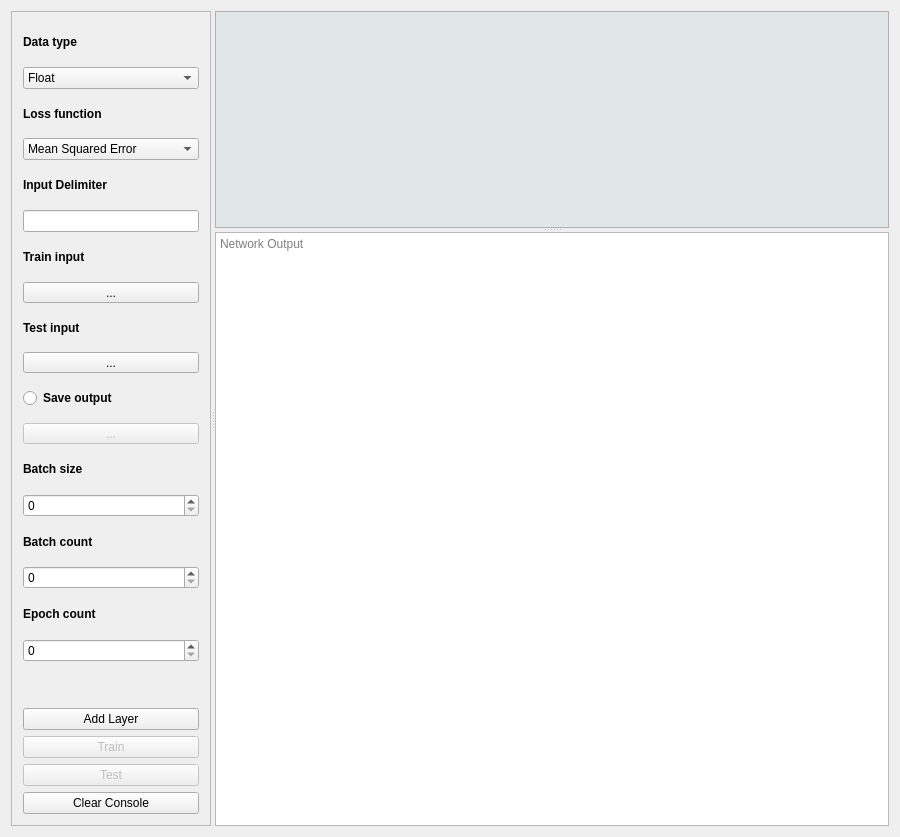
Qt form mainwindow.ui (mlejva/DeepBoard) before a commit.
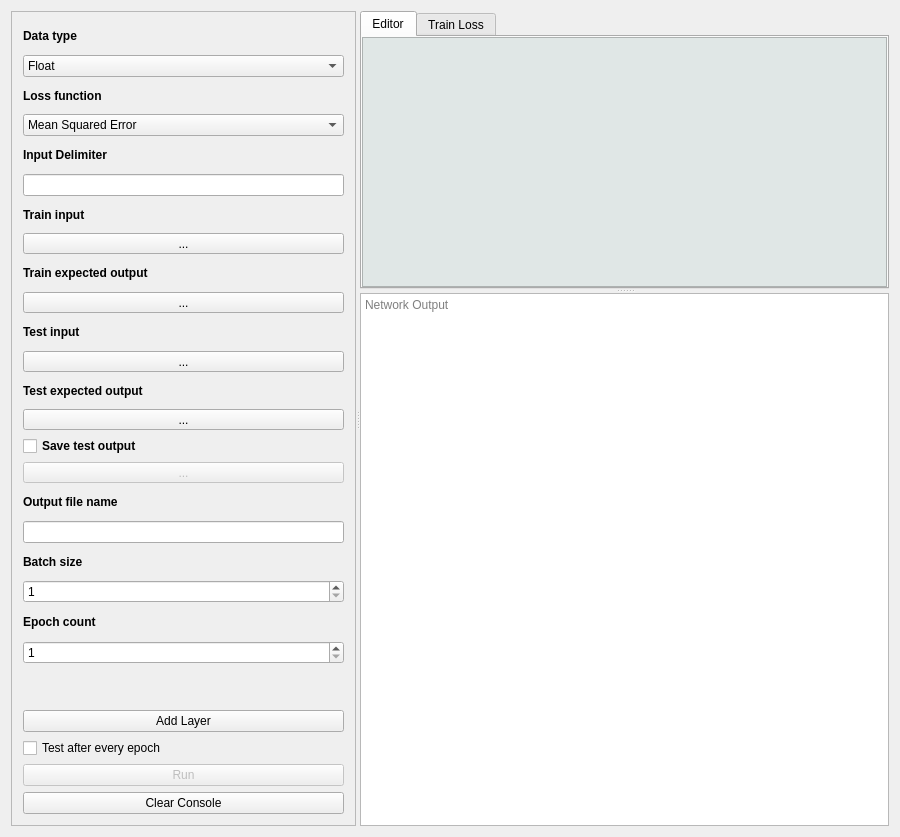
The same form after that commit.

Commit message: Implements trainining network and optional testing after each epoch; implements loading and saving inputs from files

```diff
--- a/mainwindow.ui
+++ b/mainwindow.ui
@@ -14,8 +14,8 @@
    <string>MainWindow</string>
   </property>
   <widget class="QWidget" name="centralWidget">
-   <layout class="QGridLayout" name="gridLayout">
-    <item row="0" column="0">
+   <layout class="QVBoxLayout" name="verticalLayout_3">
+    <item>
      <widget class="QSplitter" name="splitter_2">
       <property name="orientation">
        <enum>Qt::Horizontal</enum>
@@ -23,7 +23,7 @@
       <widget class="QFrame" name="frame_2">
        <property name="maximumSize">
         <size>
-         <width>200</width>
+         <width>16777215</width>
          <height>16777215</height>
         </size>
        </property>
@@ -59,7 +59,7 @@
             <rect>
              <x>0</x>
              <y>0</y>
-             <width>198</width>
+             <width>375</width>
              <height>811</height>
             </rect>
            </property>
@@ -127,7 +127,7 @@
              </widget>
             </item>
             <item>
-             <widget class="QLineEdit" name="lineEdit">
+             <widget class="QLineEdit" name="delimiterLineEdit">
               <property name="focusPolicy">
                <enum>Qt::ClickFocus</enum>
               </property>
@@ -147,7 +147,7 @@
              </widget>
             </item>
             <item>
-             <widget class="QToolButton" name="toolButton">
+             <widget class="QToolButton" name="trainInputButton">
               <property name="sizePolicy">
                <sizepolicy hsizetype="Expanding" vsizetype="Fixed">
                 <horstretch>0</horstretch>
@@ -159,6 +159,32 @@
               </property>
              </widget>
             </item>
+            <item>
+             <widget class="QLabel" name="label_6">
+              <property name="font">
+               <font>
+                <weight>75</weight>
+                <bold>true</bold>
+               </font>
+              </property>
+              <property name="text">
+               <string>Train expected output</string>
+              </property>
+             </widget>
+            </item>
+            <item>
+             <widget class="QToolButton" name="trainExpectedOutputButton">
+              <property name="sizePolicy">
+               <sizepolicy hsizetype="MinimumExpanding" vsizetype="Fixed">
+                <horstretch>0</horstretch>
+                <verstretch>0</verstretch>
+               </sizepolicy>
+              </property>
+              <property name="text">
+               <string>...</string>
+              </property>
+             </widget>
+            </item>
             <item>
              <widget class="QLabel" name="label_3">
               <property name="font">
@@ -173,9 +199,9 @@
              </widget>
             </item>
             <item>
-             <widget class="QToolButton" name="toolButton_2">
+             <widget class="QToolButton" name="testInputButton">
               <property name="sizePolicy">
-               <sizepolicy hsizetype="Expanding" vsizetype="Fixed">
+               <sizepolicy hsizetype="MinimumExpanding" vsizetype="Fixed">
                 <horstretch>0</horstretch>
                 <verstretch>0</verstretch>
                </sizepolicy>
@@ -186,13 +212,33 @@
              </widget>
             </item>
             <item>
-             <widget class="QRadioButton" name="radioButton">
+             <widget class="QLabel" name="label_9">
+              <property name="font">
+               <font>
+                <weight>75</weight>
+                <bold>true</bold>
+               </font>
+              </property>
+              <property name="text">
+               <string>Test expected output</string>
+              </property>
+             </widget>
+            </item>
+            <item>
+             <widget class="QToolButton" name="testExpectedOutputButton">
               <property name="sizePolicy">
-               <sizepolicy hsizetype="Minimum" vsizetype="Minimum">
+               <sizepolicy hsizetype="MinimumExpanding" vsizetype="Fixed">
                 <horstretch>0</horstretch>
                 <verstretch>0</verstretch>
                </sizepolicy>
               </property>
+              <property name="text">
+               <string>...</string>
+              </property>
+             </widget>
+            </item>
+            <item>
+             <widget class="QCheckBox" name="saveOutputCheckBox">
               <property name="font">
                <font>
                 <weight>75</weight>
@@ -200,12 +246,12 @@
                </font>
               </property>
               <property name="text">
-               <string>Save output</string>
+               <string>Save test output</string>
               </property>
              </widget>
             </item>
             <item>
-             <widget class="QToolButton" name="toolButton_3">
+             <widget class="QToolButton" name="saveOutputButton">
               <property name="enabled">
                <bool>false</bool>
               </property>
@@ -223,6 +269,22 @@
               </property>
              </widget>
             </item>
+            <item>
+             <widget class="QLabel" name="label_10">
+              <property name="font">
+               <font>
+                <weight>75</weight>
+                <bold>true</bold>
+               </font>
+              </property>
+              <property name="text">
+               <string>Output file name</string>
+              </property>
+             </widget>
+            </item>
+            <item>
+             <widget class="QLineEdit" name="outputFileNameLineEdit"/>
+            </item>
             <item>
              <widget class="QLabel" name="label_8">
               <property name="font">
@@ -237,24 +299,15 @@
              </widget>
             </item>
             <item>
-             <widget class="QSpinBox" name="batchSizeSpinBox"/>
-            </item>
-            <item>
-             <widget class="QLabel" name="label_6">
-              <property name="font">
-               <font>
-                <weight>75</weight>
-                <bold>true</bold>
-               </font>
+             <widget class="QSpinBox" name="batchSizeSpinBox">
+              <property name="minimum">
+               <number>1</number>
               </property>
-              <property name="text">
-               <string>Batch count</string>
+              <property name="maximum">
+               <number>999999999</number>
               </property>
              </widget>
             </item>
-            <item>
-             <widget class="QSpinBox" name="batchCountSpinBox"/>
-            </item>
             <item>
              <widget class="QLabel" name="label_7">
               <property name="font">
@@ -269,7 +322,14 @@
              </widget>
             </item>
             <item>
-             <widget class="QSpinBox" name="epochCountSpinBox"/>
+             <widget class="QSpinBox" name="epochCountSpinBox">
+              <property name="minimum">
+               <number>1</number>
+              </property>
+              <property name="maximum">
+               <number>999999999</number>
+              </property>
+             </widget>
             </item>
             <item>
              <spacer name="verticalSpacer">
@@ -295,22 +355,19 @@
              </widget>
             </item>
             <item>
-             <widget class="QPushButton" name="trainButton">
-              <property name="enabled">
-               <bool>false</bool>
-              </property>
+             <widget class="QCheckBox" name="testAfterEpochCheckBox">
               <property name="text">
-               <string>Train</string>
+               <string>Test after every epoch</string>
               </property>
              </widget>
             </item>
             <item>
-             <widget class="QPushButton" name="testButton">
+             <widget class="QPushButton" name="runButton">
               <property name="enabled">
                <bool>false</bool>
               </property>
               <property name="text">
-               <string>Test</string>
+               <string>Run</string>
               </property>
              </widget>
             </item>
@@ -331,6 +388,28 @@
        <property name="orientation">
         <enum>Qt::Vertical</enum>
        </property>
+       <widget class="QTabWidget" name="tabWidget">
+        <property name="currentIndex">
+         <number>0</number>
+        </property>
+        <widget class="QWidget" name="editorTab">
+         <attribute name="title">
+          <string>Editor</string>
+         </attribute>
+         <layout class="QGridLayout" name="gridLayout_3">
+          <property name="leftMargin">
+           <number>0</number>
+          </property>
+          <property name="topMargin">
+           <number>0</number>
+          </property>
+          <property name="rightMargin">
+           <number>0</number>
+          </property>
+          <property name="bottomMargin">
+           <number>0</number>
+          </property>
+          <item row="0" column="0">
        <widget class="QWidget" name="widget" native="true">
         <layout class="QVBoxLayout" name="verticalLayout">
          <property name="leftMargin">
@@ -780,10 +859,10 @@
            <widget class="QWidget" name="editorScrollAreaWidgetContents">
             <property name="geometry">
              <rect>
-              <x>325</x>
+                  <x>230</x>
               <y>0</y>
-              <width>16</width>
-              <height>233</height>
+                  <width>24</width>
+                  <height>263</height>
              </rect>
             </property>
             <property name="sizePolicy">
@@ -795,10 +874,20 @@
             <property name="layoutDirection">
              <enum>Qt::LeftToRight</enum>
             </property>
-            <layout class="QVBoxLayout" name="verticalLayout_4">
-             <property name="sizeConstraint">
-              <enum>QLayout::SetNoConstraint</enum>
-             </property>
+                <layout class="QVBoxLayout" name="verticalLayout_4"/>
+               </widget>
+              </widget>
+             </item>
+            </layout>
+           </widget>
+          </item>
+         </layout>
+        </widget>
+        <widget class="QWidget" name="chartTab">
+         <attribute name="title">
+          <string>Train Loss</string>
+         </attribute>
+         <layout class="QGridLayout" name="gridLayout">
              <property name="leftMargin">
               <number>0</number>
              </property>
@@ -813,9 +902,6 @@
              </property>
             </layout>
            </widget>
-          </widget>
-         </item>
-        </layout>
        </widget>
        <widget class="QTextEdit" name="consoleTextEdit">
         <property name="enabled">
```
Left out of the diff: 35 changed lines with no effect on the pictures. Lines whose indentation alone changed are shown as unchanged. The commit also changes 5 other files.
